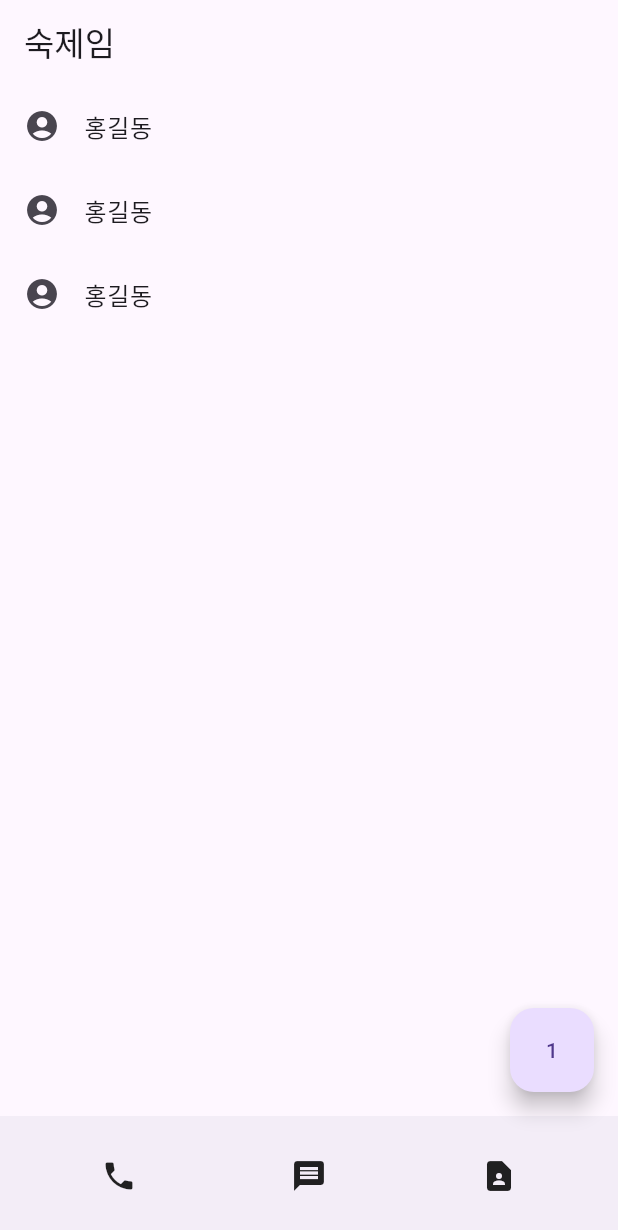
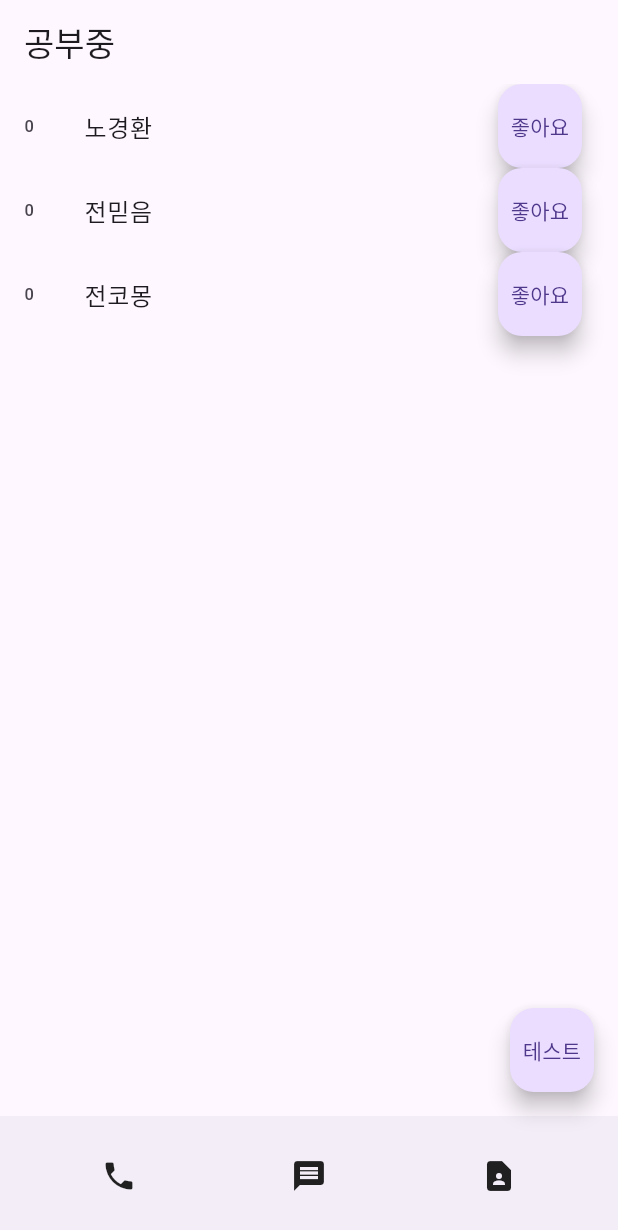
Before and after one commit to DeclanRoh/Flutter, a Flutter app: the screen it shows after launch, on a phone screen of 412 x 824 dp. Shown: the top 1230 px of the screen. Run offline on Flutter 3.47's test engine with Material 3 defaults, Android fonts, the phone set to English and light mode, and no system bars.

```diff
--- a/lib/main.dart
+++ b/lib/main.dart
@@ -11,33 +11,64 @@ void main() {
 * 4. 마무리 디자인
 * */
 
-var a = SizedBox(
-  child: Text('안녕'),
-);
-
-class MyApp extends StatelessWidget {
-  MyApp({super.key});
-
-  var a = 1;
+class Test extends StatefulWidget {
+  const Test({super.key});
 
   @override
+  State<Test> createState() => _TestState();
+}
+
+class _TestState extends State<Test> {
+  @override
   Widget build(BuildContext context) {
+    return const Placeholder();
+  }
+}
+
+class MyApp extends StatefulWidget {
+  MyApp({super.key});
+  @override
+  State<MyApp> createState() => _MyAppState();
+}
+
+class _MyAppState extends State<MyApp> {
+  var name = ['노경환', '전믿음', '전코몽'];
+  var like = [0, 0, 0];
+
+  // state는 값이 변하면 재랜더링이 된다.
+  // state의 경우, 자주 변경할 것만 선언해서 사용한다. 변동되지 않으면 굳이 state에 담을 필요 없다
+  @override
+  Widget build(BuildContext context) {
+
     return MaterialApp(
         home: Scaffold(
           floatingActionButton: FloatingActionButton(
-            child: Text(a.toString()),
+            child: Text('테스트'),
             onPressed: (){
-              a++;
+              setState(() {
+                'test';
+              });
             },
           ),
           appBar: AppBar(
             automaticallyImplyLeading: false,
-            title: const Text('숙제임')
+            title: Text('공부중'),
           ),
           body: ListView.builder(
             itemCount: 3,
             itemBuilder: (c, i){
-              return ContactItem();
+              return ListTile(
+                leading: Text(like[i].toString()),
+                title: Text(name[i]),
+                trailing: FloatingActionButton(
+                  child: Text('좋아요'),
+                  onPressed: (){
+                    setState(() {
+                      like[i] += 1;
+                    });
+                  },
+                ),
+              );
             },
           ),
           bottomNavigationBar: CustomBottomAppBar(),
```
Also changed, not shown: 1 other file.
